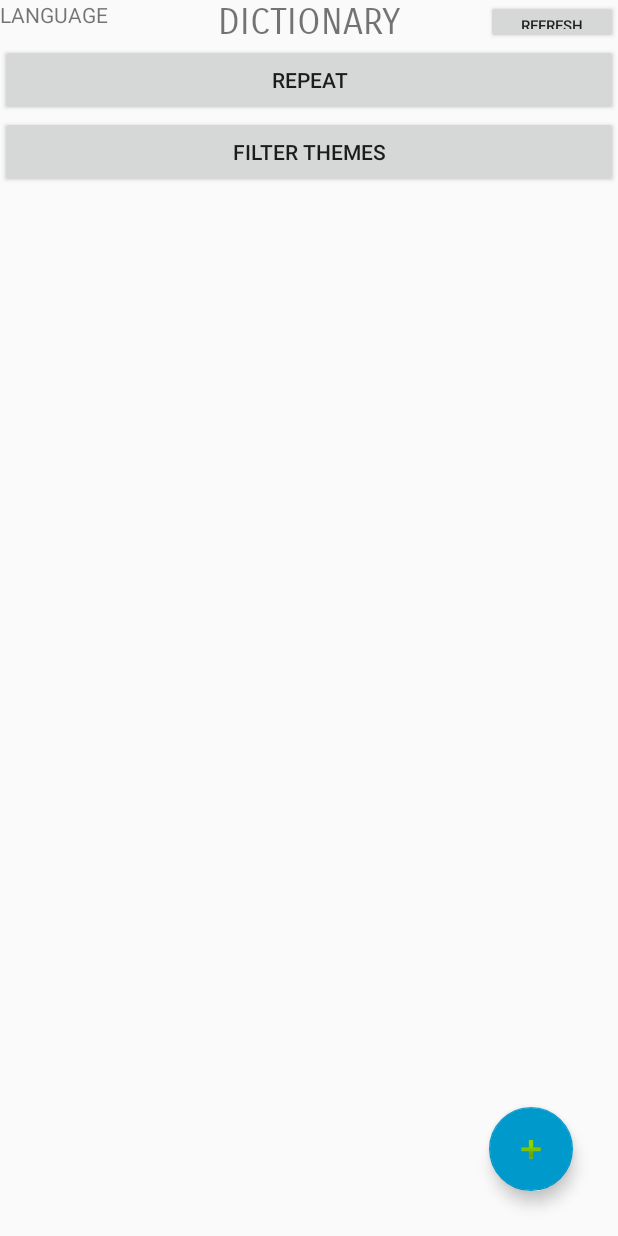
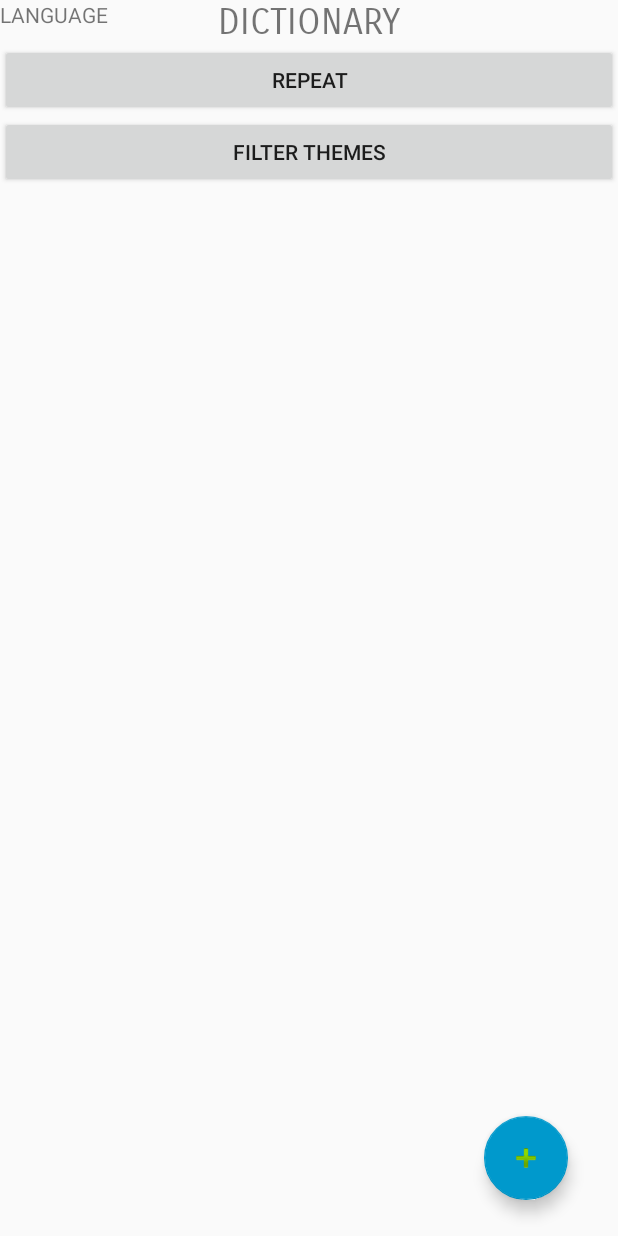
Before and after one commit to Fedannie/Java_Project, an Android app: the DictActivity screen opened directly, with no data from a screen before it, on a phone screen of 412 x 824 dp. Run offline under Robolectric (Android 15) with nearby library versions, the phone set to English and light mode, and no system bars.

Commit message:
Mistakes fixed
Mistakes fixed

```diff
--- a/app/src/main/AndroidManifest.xml
+++ b/app/src/main/AndroidManifest.xml
@@ -41,6 +41,7 @@
         </activity>
 
         <activity
+            android:theme="@android:style/Theme.Dialog"
             android:name=".PopUpFilterThemes">
         </activity>
 
--- a/app/src/main/java/project/fedorova/polyglotte/DictActivity.java
+++ b/app/src/main/java/project/fedorova/polyglotte/DictActivity.java
@@ -27,7 +27,6 @@ public class DictActivity extends Activity implements View.OnClickListener {
     private DBConnector wordManager;
     private WordListAdapter wordListAdapter;
     private ListView wordList;
-    private Button refreshBtn;
     Cursor cursor;
     @Override
     protected void onCreate(Bundle savedInstanceState) {
@@ -63,7 +62,8 @@ public class DictActivity extends Activity implements View.OnClickListener {
                 startActivityForResult(intentAWA, REQUEST_TO_REFRESH);
                 break;
             case (R.id.filterButton):
-                showPopup();
+                Intent intentFT = new Intent(this, PopUpFilterThemes.class);
+                startActivity(intentFT);
                 break;
             case (R.id.repeatButton):
                 wordManager.deleteAll();
@@ -78,12 +78,14 @@ public class DictActivity extends Activity implements View.OnClickListener {
 
     @Override
     protected void onActivityResult(int requestCode, int resultCode, Intent data) {
-        if (requestCode == RESULT_OK) {
+        if (resultCode == RESULT_OK) {
+            Toast.makeText(this, "Your word was added", Toast.LENGTH_SHORT).show();
             refresh();
         }
     }
 
     private void refresh() {
+        setWordList();
         Intent intent = getIntent();
         intent.setFlags(Intent.FLAG_ACTIVITY_NO_ANIMATION);
         finish();
@@ -102,9 +104,6 @@ public class DictActivity extends Activity implements View.OnClickListener {
 
         wordManager = new DBConnector(this);
         cursor = wordManager.getAllWords();
-
-        refreshBtn = (Button) findViewById(R.id.refreshBtn);
-        refreshBtn.setOnClickListener(this);
 
         wordList = (ListView) findViewById(R.id.wordList);
     }
--- a/app/src/main/java/project/fedorova/polyglotte/PopUpAddNewWord.java
+++ b/app/src/main/java/project/fedorova/polyglotte/PopUpAddNewWord.java
@@ -59,7 +59,8 @@ public class PopUpAddNewWord extends Activity implements View.OnClickListener{
                     wordBase.delete(wordID);
                 }
                 saveNewWord();
-                setResult(RESULT_OK);
+                Intent intent = getIntent();
+                setResult(RESULT_OK, intent);
                 finish();
                 break;
             case (R.id.backBtn):
--- a/app/src/main/res/layout/dictionary.xml
+++ b/app/src/main/res/layout/dictionary.xml
@@ -19,22 +19,6 @@
         android:layout_width="187dp"
         android:layout_height="wrap_content"
         android:id="@+id/selectedLang" />
-
-    <android.support.design.widget.FloatingActionButton
-        android:layout_width="wrap_content"
-        android:layout_height="wrap_content"
-        android:clickable="true"
-        app:fabSize="normal"
-        app:srcCompat="@android:drawable/ic_input_add"
-        android:id="@+id/addWordFAB"
-        android:layout_marginRight="30dp"
-        android:layout_marginEnd="30dp"
-        android:layout_alignParentBottom="true"
-        android:layout_alignParentRight="true"
-        android:layout_alignParentEnd="true"
-        app:backgroundTint="@android:color/holo_blue_dark"
-        app:rippleColor="@android:color/holo_purple"
-        android:layout_marginBottom="30dp" />
 
     <ScrollView
         android:layout_width="match_parent"
@@ -84,14 +68,20 @@
         </RelativeLayout>
     </ScrollView>
 
-    <Button
-        android:text="refresh"
+    <android.support.design.widget.FloatingActionButton
         android:layout_width="wrap_content"
         android:layout_height="wrap_content"
-        android:id="@+id/refreshBtn"
+        android:clickable="true"
+        app:fabSize="normal"
+        app:srcCompat="@android:drawable/ic_input_add"
+        android:id="@+id/addWordFAB"
+        android:layout_marginRight="33dp"
+        android:layout_marginEnd="33dp"
+        app:backgroundTint="@android:color/holo_blue_dark"
+        app:rippleColor="@android:color/holo_purple"
+        android:layout_marginBottom="24dp"
+        android:layout_alignParentBottom="true"
         android:layout_alignParentRight="true"
-        android:layout_alignParentEnd="true"
-        android:layout_above="@+id/scrollView"
-        android:textSize="10sp" />
+        android:layout_alignParentEnd="true" />
 
 </RelativeLayout>
```
